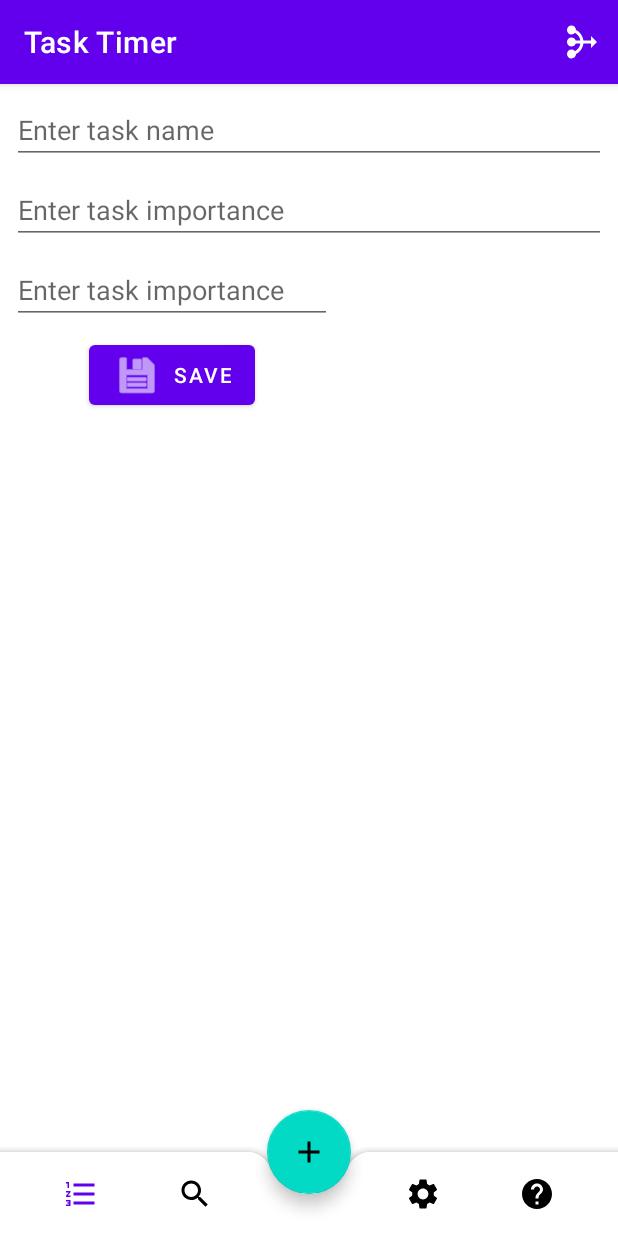
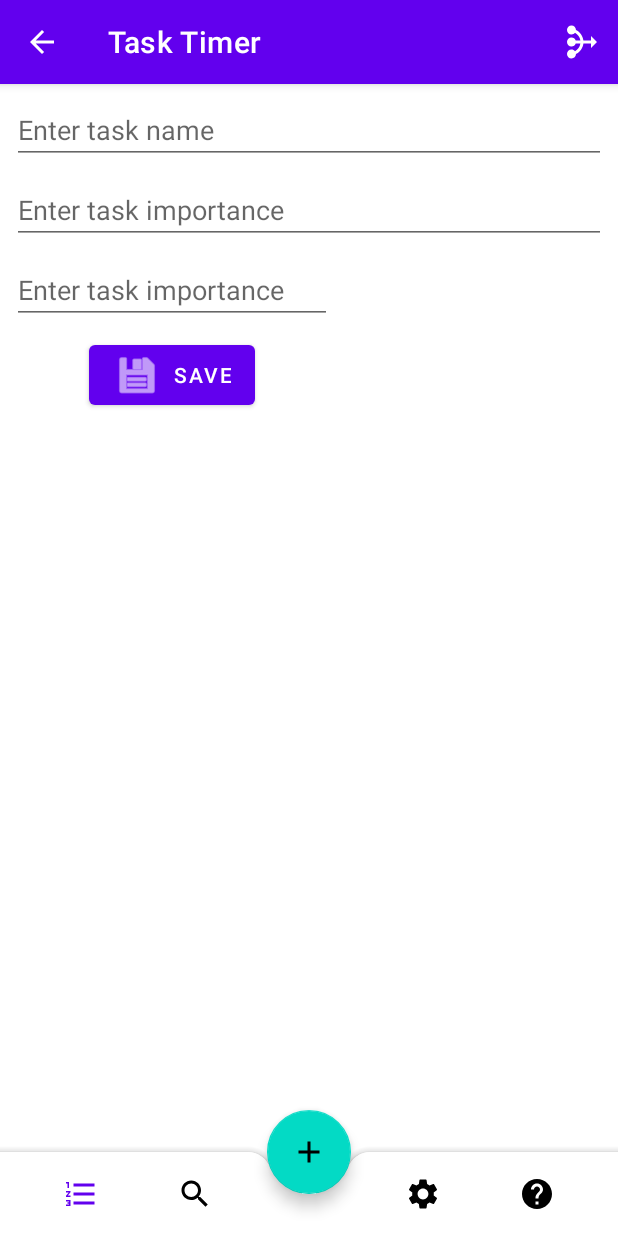
Before and after one commit to AirCatche/Task-Timer, an Android app: the fragment TaskEditorActivityFragment placed in its activity, on a phone screen of 412 x 824 dp. Run offline under Robolectric (Android 15) with nearby library versions, the phone set to English and light mode, and no system bars.

Commit message:
Fixed rotation device with saving info on screen Implement View.Gone in portrait mode and fixed back and up button

```diff
--- a/app/src/main/java/com/example/tasktimer/TaskEditorActivity.kt
+++ b/app/src/main/java/com/example/tasktimer/TaskEditorActivity.kt
@@ -10,7 +10,7 @@ class TaskEditorActivity : AppCompatActivity(), OnSaveClicked, DialogEvents {
 
     companion object{
         private const val TAG = "AddEditActivity"
-        private const val DIALOG_ID_CANCEL_EDIT = 1
+        const val DIALOG_ID_CANCEL_EDIT = 1
     }
     override fun onCreate(savedInstanceState: Bundle?) {
         super.onCreate(savedInstanceState)
--- a/app/src/main/java/com/example/tasktimer/TaskEditorActivityFragment.kt
+++ b/app/src/main/java/com/example/tasktimer/TaskEditorActivityFragment.kt
@@ -9,6 +9,8 @@ import android.view.View
 import android.view.ViewGroup
 import android.widget.Button
 import android.widget.EditText
+import androidx.appcompat.app.ActionBar
+import androidx.appcompat.app.AppCompatActivity
 import androidx.fragment.app.Fragment
 import java.lang.ClassCastException
 
@@ -28,8 +30,6 @@ class TaskEditorActivityFragment : Fragment() {
     override fun onAttach(context: Context) {
         Log.d(TAG, "onAttach: starts")
         super.onAttach(context)
-
-        //Activities containing this fragment must implements it's callbacks
         val activity = activity
         if (activity !is OnSaveClicked) {
             throw ClassCastException(activity?.javaClass?.simpleName + "must implement OnSaveClicked")
@@ -37,10 +37,19 @@ class TaskEditorActivityFragment : Fragment() {
         saveListener = activity
     }
 
+    override fun onActivityCreated(savedInstanceState: Bundle?) {
+        super.onActivityCreated(savedInstanceState)
+        val mainActivity = activity as AppCompatActivity
+        mainActivity.supportActionBar?.setDisplayHomeAsUpEnabled(true)
+    }
+
     override fun onDetach() {
         Log.d(TAG, "onDetach: starts")
         super.onDetach()
         saveListener = null
+        val mainActivity = activity as AppCompatActivity
+        val actionBar: ActionBar? = mainActivity.supportActionBar
+        actionBar?.setDisplayHomeAsUpEnabled(false)
     }
 
     override fun onCreateView(inflater: LayoutInflater, container: ViewGroup?, savedInstanceState: Bundle?): View? {
@@ -51,7 +60,6 @@ class TaskEditorActivityFragment : Fragment() {
         sortOrder = view.findViewById(R.id.et_addtasks_sortorder)
         save = view.findViewById(R.id.btn_addtasks_save)
 
-        //val args = activity?.intent?.extras
         val args = arguments
         Log.d(TAG, "onCreateView: $args")
         val sortOrderValue = if (sortOrder.length() > 0) {
@@ -61,7 +69,6 @@ class TaskEditorActivityFragment : Fragment() {
         }
 
         val task = editTask(args)
-
         save.setOnClickListener {
             val contentResolver = activity?.contentResolver
             val values = ContentValues()
--- a/app/src/main/res/layout-land/content_main.xml
+++ /dev/null
@@ -1,28 +0,0 @@
-<?xml version="1.0" encoding="utf-8"?>
-<LinearLayout
-    xmlns:android="http://schemas.android.com/apk/res/android"
-    xmlns:app="http://schemas.android.com/apk/res-auto"
-    xmlns:tools="http://schemas.android.com/tools"
-    android:id="@+id/csl_content_main"
-    android:layout_width="match_parent"
-    android:layout_height="match_parent"
-    android:baselineAligned="false"
-    android:layout_weight="2"
-    app:layout_behavior="@string/appbar_scrolling_view_behavior">
-
-
-    <FrameLayout
-        android:id="@+id/fragment_layout"
-        android:layout_width="match_parent"
-        android:layout_height="match_parent"
-        android:layout_weight="1">
-
-    </FrameLayout>
-
-    <FrameLayout
-        android:id="@+id/fragment_task_details"
-        android:layout_width="match_parent"
-        android:layout_height="match_parent"
-        android:layout_weight="1">
-    </FrameLayout>
-</LinearLayout>
--- a/app/src/main/res/layout/content_main.xml
+++ b/app/src/main/res/layout/content_main.xml
@@ -1,18 +1,27 @@
 <?xml version="1.0" encoding="utf-8"?>
-<androidx.constraintlayout.widget.ConstraintLayout xmlns:android="http://schemas.android.com/apk/res/android"
+<LinearLayout
+    xmlns:android="http://schemas.android.com/apk/res/android"
     xmlns:app="http://schemas.android.com/apk/res-auto"
     android:id="@+id/csl_content_main"
     android:layout_width="match_parent"
     android:layout_height="match_parent"
+    android:baselineAligned="false"
+    android:layout_weight="2"
     app:layout_behavior="@string/appbar_scrolling_view_behavior">
+
 
     <FrameLayout
         android:id="@+id/fragment_layout"
         android:layout_width="match_parent"
-        android:layout_height="0dp"
-        app:layout_constraintBottom_toBottomOf="parent"
-        app:layout_constraintEnd_toEndOf="parent"
-        app:layout_constraintStart_toStartOf="parent"
-        app:layout_constraintTop_toTopOf="parent">
+        android:layout_height="match_parent"
+        android:layout_weight="1">
+
     </FrameLayout>
-</androidx.constraintlayout.widget.ConstraintLayout>
+
+    <FrameLayout
+        android:id="@+id/fragment_task_details"
+        android:layout_width="match_parent"
+        android:layout_height="match_parent"
+        android:layout_weight="1">
+    </FrameLayout>
+</LinearLayout>
```
Also changed, not shown: app/src/main/java/com/example/tasktimer/MainActivity.kt (+86 -31 lines).
